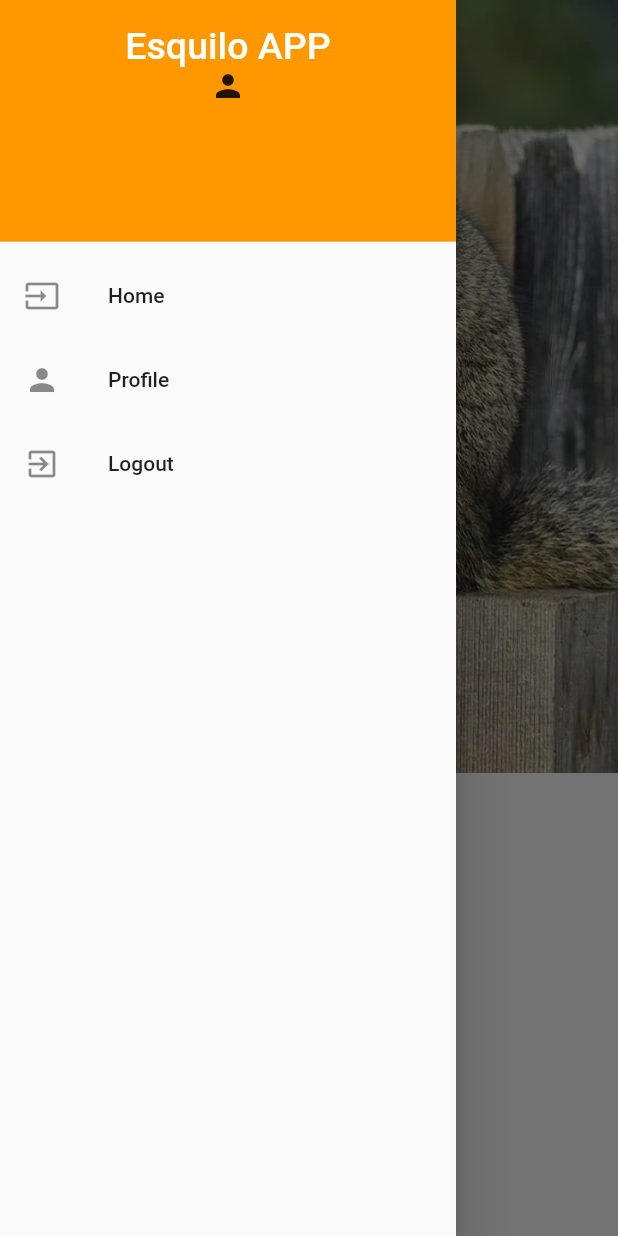
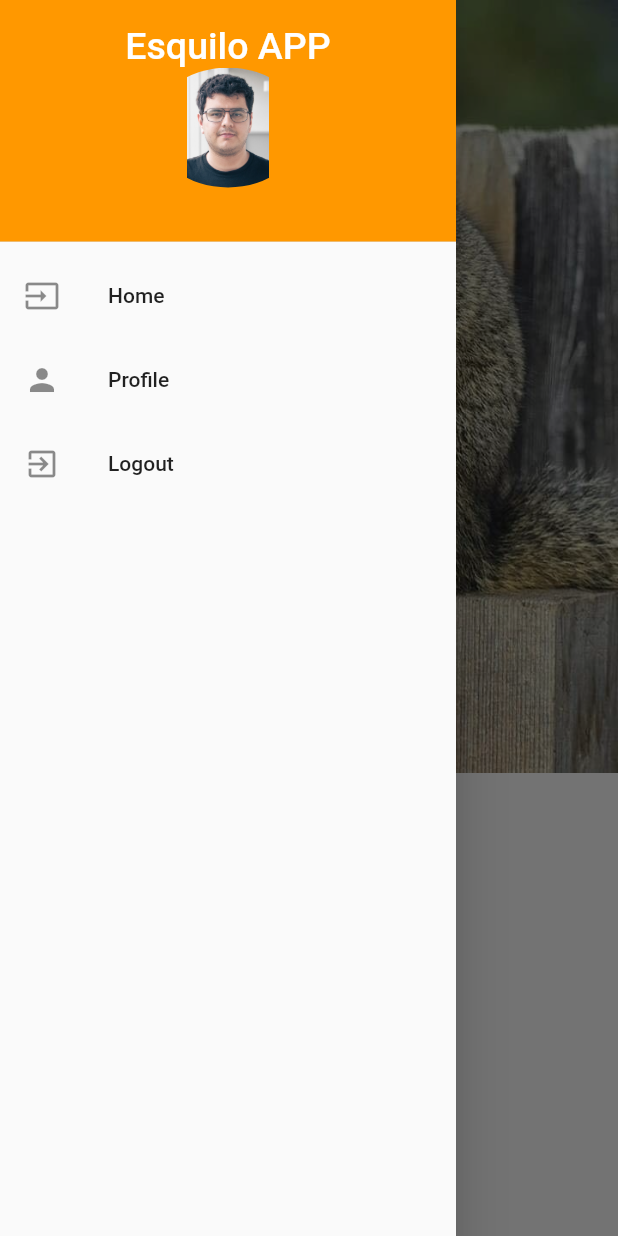
Before and after one commit to MikaelStrapazzon/PDM-flutter, a Flutter app: the LoggedLayout screen opened directly, with the side drawer open, on a phone screen of 412 x 824 dp. Run offline on Flutter 3.47's test engine with Material 2 defaults, Android fonts, the phone set to English and light mode, and no system bars; missing offline and left inert: flutter_session_manager.

Commit message:
Foto fixa na barra lateral

```diff
--- a/lib/layouts/LoggedLayout/LoggedLayout.dart
+++ b/lib/layouts/LoggedLayout/LoggedLayout.dart
@@ -47,7 +47,14 @@ class _LoggedLayoutState extends State<LoggedLayout> {
                     style: TextStyle(color: Colors.white, fontSize: 25),
                     textAlign: TextAlign.center,
                   ),
-                  const Icon(Icons.person),
+                  ClipOval(
+                    child:
+                      Image.asset(
+                        "assets/Images/user.png",
+                        height: 80,
+                        width: 100,
+                      )
+                  ),
                   Text(
                     username,
                     style: const TextStyle(color: Colors.white, fontSize: 16),
```
Also changed, not shown: assets/Images/user.png (added).
